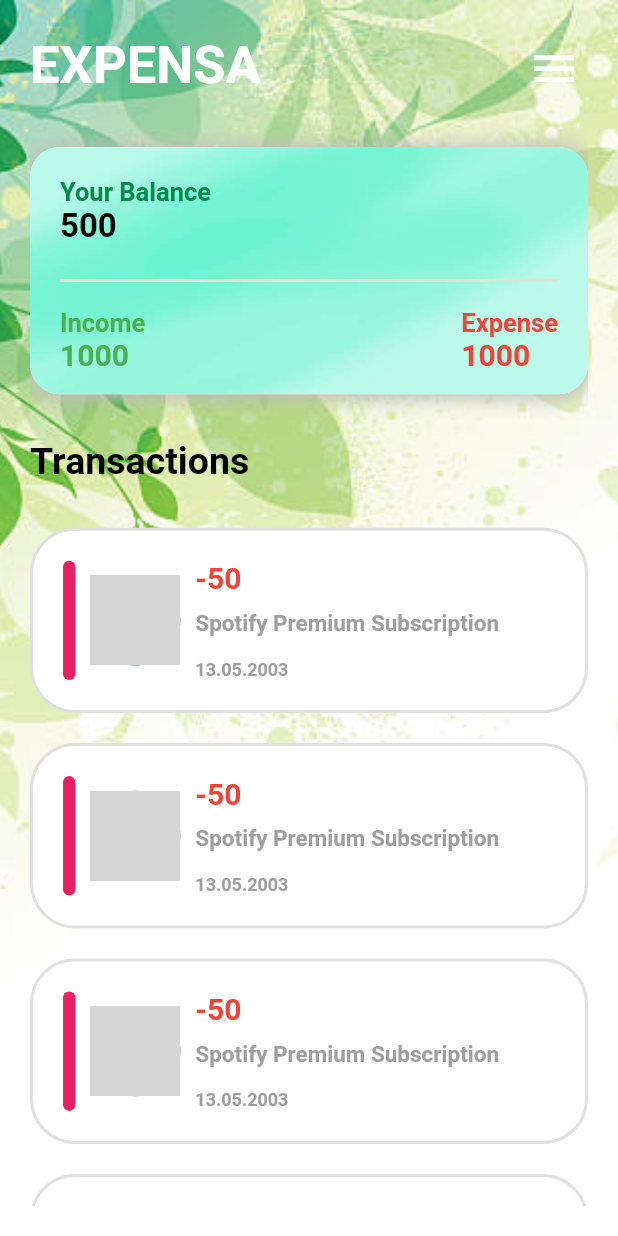
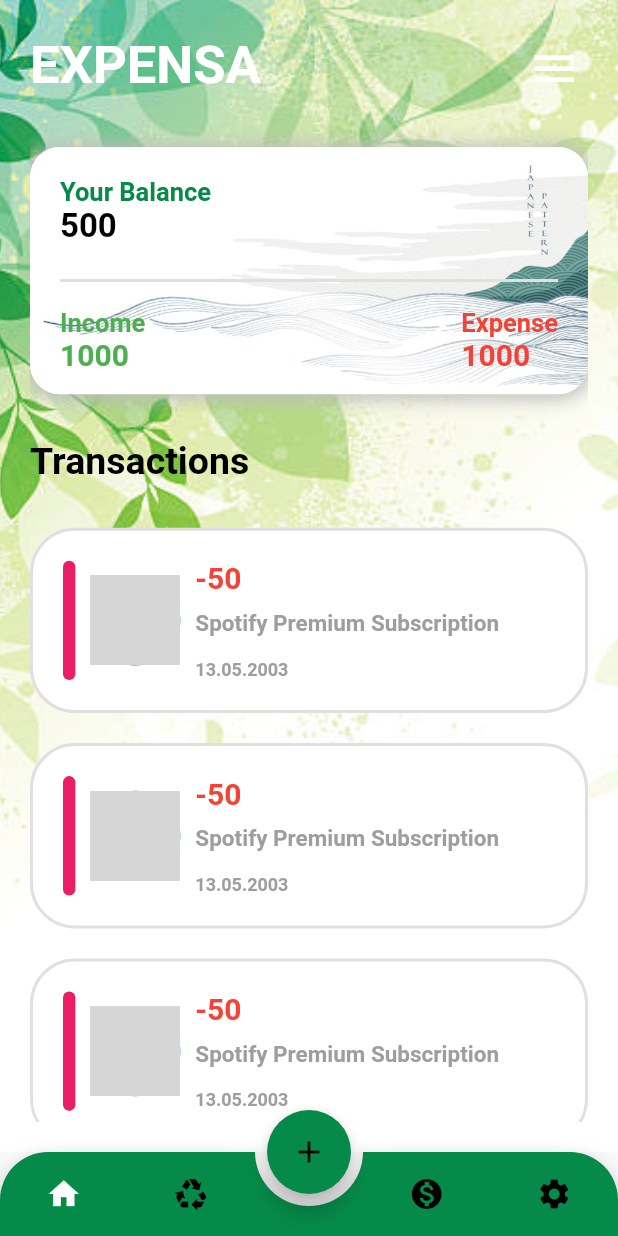
Before and after one commit to SanjaySanil/money_management_application, a Flutter app: the screen it shows after launch, on a phone screen of 412 x 824 dp. Run offline on Flutter 3.47's test engine with Material 2 defaults, Android fonts, the phone set to English and light mode, and no system bars; drawn by our look-alikes of animated_bottom_navigation_bar; our stand-ins replace go_router; network calls fail; grey boxes are pictures that could not be loaded.

```diff
--- a/lib/consts/text_const.dart
+++ b/lib/consts/text_const.dart
@@ -6,5 +6,6 @@ class TTextConst{
   static const String income="Income";
   static const String expense="Expense";
   static const String transactions="Transactions";
+  static const String addTransactions="Add Transactions";
 
 }
--- /dev/null
+++ b/lib/controller/add_new_entry_controller/add_new_entry_controller.dart
@@ -0,0 +1,17 @@
+
+import 'package:flutter/material.dart';
+
+class AddNewEntryController extends ChangeNotifier{
+  int radioValue=1;
+  int typeValue=1;
+
+  void onValueChange(int index){
+    radioValue=index;
+    print(radioValue);
+    notifyListeners();
+  }
+  void typeChanged(int index){
+    typeValue=index;
+    notifyListeners();
+  }
+}
--- /dev/null
+++ b/lib/controller/home_page_controller/home_page_controller.dart
@@ -0,0 +1,14 @@
+import 'package:go_router/go_router.dart';
+import 'package:flutter/material.dart';
+import 'package:money_management_app/routes/routes.dart';
+
+
+class HomePageController extends ChangeNotifier{
+
+  int currentIndex=0;
+
+  void onTapped(int changedIndex,BuildContext context){
+    currentIndex=changedIndex;
+    notifyListeners();
+  }
+}
--- a/lib/main.dart
+++ b/lib/main.dart
@@ -1,6 +1,9 @@
 import 'package:flutter/material.dart';
+import 'package:money_management_app/controller/add_new_entry_controller/add_new_entry_controller.dart';
+import 'package:money_management_app/controller/home_page_controller/home_page_controller.dart';
 import 'package:money_management_app/routes/routes.dart';
 import 'package:money_management_app/theme/theme.dart';
+import 'package:provider/provider.dart';
 
 void main() {
   runApp(MyApp());
@@ -11,11 +14,21 @@ class MyApp extends StatelessWidget {
 
   @override
   Widget build(BuildContext context) {
-    return MaterialApp.router(
-      routerConfig: TRoutes.router,
-      debugShowCheckedModeBanner: false,
-      theme:TTheme.themeData,
-      themeMode:ThemeMode.light,
+    return MultiProvider(
+      providers: [
+        ChangeNotifierProvider(
+          create: (context) => HomePageController(),
+        ),
+        ChangeNotifierProvider(
+          create: (context) => AddNewEntryController(),
+        )
+      ],
+      child: MaterialApp.router(
+        routerConfig: TRoutes.router,
+        debugShowCheckedModeBanner: false,
+        theme: TTheme.themeData,
+        themeMode: ThemeMode.light,
+      ),
     );
   }
 }
--- a/lib/routes/routes.dart
+++ b/lib/routes/routes.dart
@@ -1,14 +1,21 @@
 import 'package:go_router/go_router.dart';
+import 'package:money_management_app/views/pages/add_new_entry/add_new_entry.dart';
 import 'package:money_management_app/views/pages/home_page/home_page.dart';
+
 
 class TRoutes {
   static const String HOMEPAGE = '/';
+  static const String ADDNEWENTRY = '/addNewEntry';
   static final router = GoRouter(
     routes: [
       GoRoute(
         path: HOMEPAGE,
         builder: (context, state) => HomePage(),
       ),
+      GoRoute(
+        path: ADDNEWENTRY,
+        builder: (context, state) => AddNewEntry(),
+      ),
     ],
   );
 }
--- a/lib/views/pages/home_page/home_page.dart
+++ b/lib/views/pages/home_page/home_page.dart
@@ -1,18 +1,26 @@
+import 'package:animated_bottom_navigation_bar/animated_bottom_navigation_bar.dart';
 import 'package:flutter/material.dart';
+import 'package:go_router/go_router.dart';
+import 'package:money_management_app/consts/color_const.dart';
 import 'package:money_management_app/consts/image_const.dart';
 import 'package:money_management_app/consts/size_const.dart';
-import 'package:money_management_app/consts/text_const.dart';
+import 'package:money_management_app/controller/home_page_controller/home_page_controller.dart';
+import 'package:money_management_app/routes/routes.dart';
+import 'package:money_management_app/views/pages/home_page/widgets/add_details/add_details.dart';
 import 'package:money_management_app/views/pages/home_page/widgets/app_bar.dart';
 import 'package:money_management_app/views/pages/home_page/widgets/balance_info_sheet.dart';
+import 'package:money_management_app/views/pages/home_page/widgets/settings/settings.dart';
+import 'package:money_management_app/views/pages/home_page/widgets/transaction_details/transactions_details.dart';
 import 'package:money_management_app/views/pages/home_page/widgets/transaction_section/transaction_section.dart';
+import 'package:provider/provider.dart';
 
 class HomePage extends StatelessWidget {
   const HomePage({Key? key}) : super(key: key);
 
   @override
   Widget build(BuildContext context) {
-    return Scaffold(
-      body: SafeArea(
+    List<Widget> list=[
+      SafeArea(
         child: Container(
           padding: const EdgeInsets.all(TSizeCont.mainPadding),
           decoration: const BoxDecoration(
@@ -27,12 +35,53 @@ class HomePage extends StatelessWidget {
               children: [
                 BAppBar(),
                 BalanceInfoSheet(),
-               TransactionSection(),
+                TransactionSection(),
               ],
             ),
           ),
         ),
       ),
+      Container(
+        child:TransactionDetails(),
+      ),
+      Container(
+        child:AddDetails(),
+      ),
+      Container(child:Settings(),),
+    ];
+    return Scaffold(
+      floatingActionButton: FloatingActionButton(
+        backgroundColor: const Color(TColorConst.primaryColor),
+        onPressed: () {
+          context.push(TRoutes.ADDNEWENTRY);
+        },
+        child: const Icon(
+          Icons.add,
+          color: Colors.black,
+        ),
+      ),
+      floatingActionButtonLocation: FloatingActionButtonLocation.centerDocked,
+      bottomNavigationBar: AnimatedBottomNavigationBar(
+        icons: const [
+          Icons.home,
+          Icons.recycling,
+          Icons.monetization_on,
+          Icons.settings
+        ],
+        activeIndex: Provider.of<HomePageController>(context).currentIndex,
+        gapLocation: GapLocation.center,
+        backgroundColor: const Color(TColorConst.primaryColor),
+        notchSmoothness: NotchSmoothness.verySmoothEdge,
+        leftCornerRadius: 32,
+        rightCornerRadius: 32,
+        activeColor: Colors.white,
+
+        onTap: (index) {
+          Provider.of<HomePageController>(context, listen: false)
+              .onTapped(index, context);
+        },
+      ),
+      body:list[Provider.of<HomePageController>(context).currentIndex],
     );
   }
 }
--- a/pubspec.yaml
+++ b/pubspec.yaml
@@ -37,6 +37,7 @@ dependencies:
   cupertino_icons: ^1.0.2
   go_router: ^7.0.1
   provider:
+  animated_bottom_navigation_bar: ^1.2.0
 
 dev_dependencies:
   flutter_test:
```
Also changed, not shown: lib/views/pages/add_new_entry/add_new_entry.dart (added, +237 -0 lines), lib/views/pages/add_new_entry/widgets/entry_box.dart (added, +30 -0 lines), lib/views/pages/home_page/widgets/add_details/add_details.dart (added, +12 -0 lines), lib/views/pages/home_page/widgets/settings/settings.dart (added, +10 -0 lines), lib/views/pages/home_page/widgets/transaction_details/transactions_details.dart (added, +11 -0 lines), assets/images/home_screen/cover.jpg, assets/images/home_screen/cover.webp (added), lib/generated/assets.dart, pubspec.lock.
